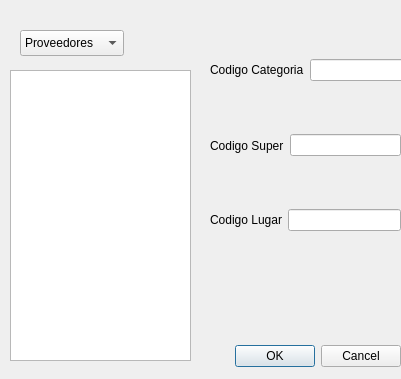
The window that cliente_1/dialogimparboles.ui (danialvaradob/Datos_Sockets_3) describes before a commit, drawn with Qt 5.
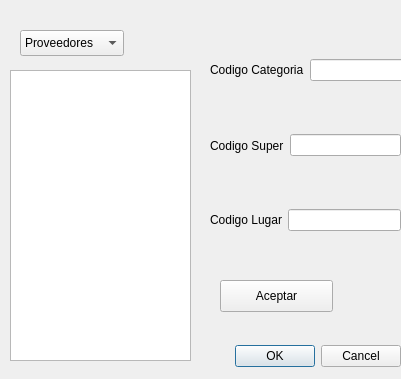
The same window after the commit.

```diff
--- a/cliente_1/dialogimparboles.ui
+++ b/cliente_1/dialogimparboles.ui
@@ -140,6 +140,19 @@
     </property>
    </item>
   </widget>
+  <widget class="QPushButton" name="pushButton">
+   <property name="geometry">
+    <rect>
+     <x>220</x>
+     <y>280</y>
+     <width>113</width>
+     <height>32</height>
+    </rect>
+   </property>
+   <property name="text">
+    <string>Aceptar</string>
+   </property>
+  </widget>
  </widget>
  <resources/>
  <connections>
```
